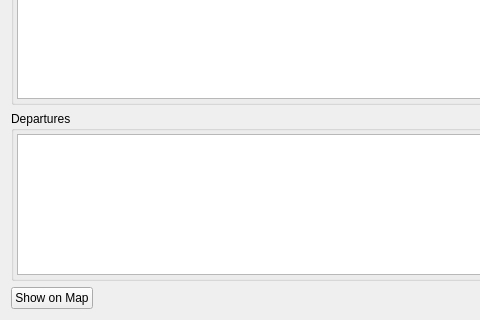
This is branches/jonas_stable/QuteScoop/gui/AirportDetails.ui in qutescoop/qutescoop as Qt 5 draws it before an edit; both pictures show x 0 to 480 and y 265 to 585 of the 1014 by 585 pixel window. The edited form follows.
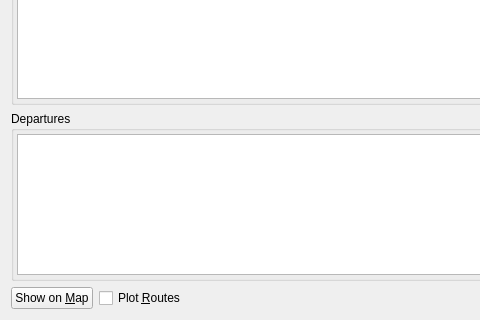
This is the edited form. Icons and pictures are not drawn.

```diff
--- a/branches/jonas_stable/QuteScoop/gui/AirportDetails.ui
+++ b/branches/jonas_stable/QuteScoop/gui/AirportDetails.ui
@@ -294,7 +294,7 @@
      <item>
       <widget class="QPushButton" name="buttonShowOnMap">
        <property name="text">
-        <string>Show on Map</string>
+        <string>Show on &amp;Map</string>
        </property>
        <property name="shortcut">
         <string>S</string>
@@ -304,6 +304,16 @@
        </property>
       </widget>
      </item>
+     <item>
+      <widget class="QCheckBox" name="cbPlotRoutes">
+       <property name="toolTip">
+        <string>Also accessible by right click on the airport label.</string>
+       </property>
+       <property name="text">
+        <string>Plot &amp;Routes</string>
+       </property>
+      </widget>
+     </item>
      <item>
       <widget class="QDialogButtonBox" name="buttonBox">
        <property name="standardButtons">
```
